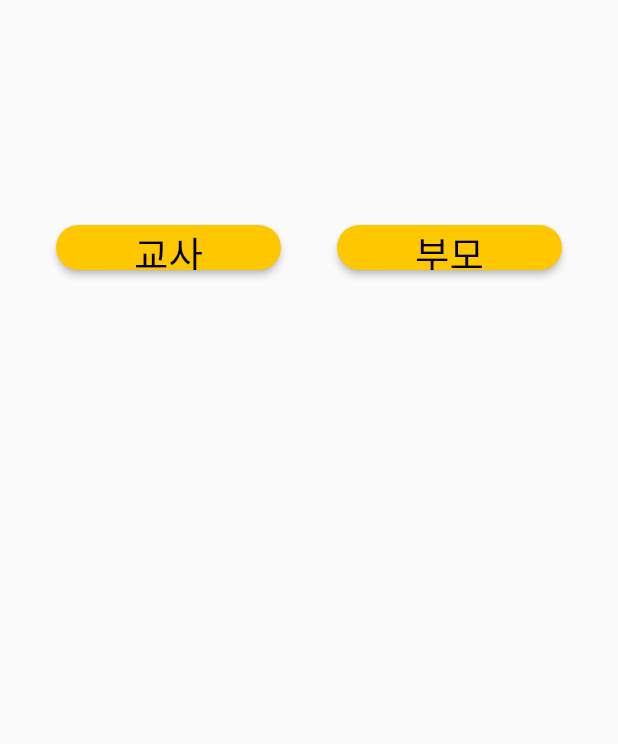
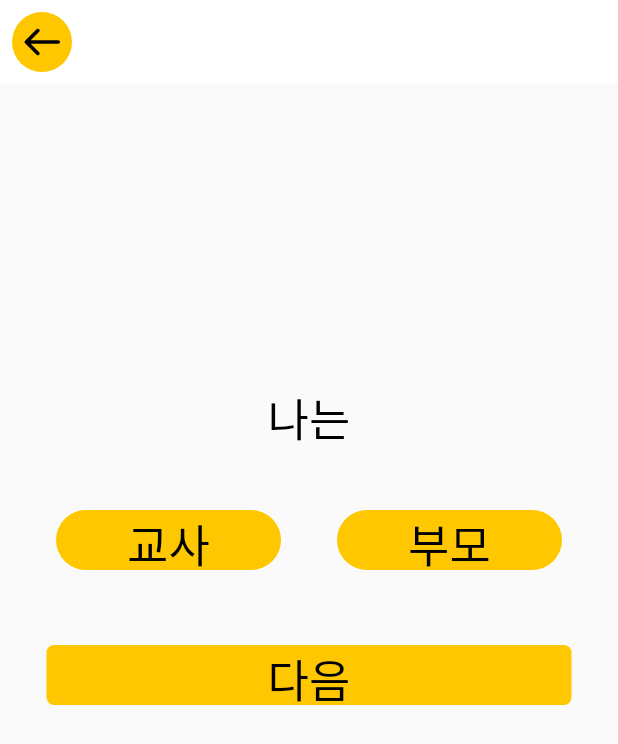
Before and after one commit to Seo-Yegyeong/FireProject, a Flutter app: the SignUpIAm screen opened directly, on a phone screen of 412 x 824 dp. Shown: the top 744 px of the screen. Run offline on Flutter 3.47's test engine with Material 2 defaults, Android fonts, the phone set to English and light mode, and no system bars; our stand-ins replace flutter_svg; Roboto replaces fonts that are missing (DoHyeon).

```diff
--- a/lib/SignUpIAm.dart
+++ b/lib/SignUpIAm.dart
@@ -1,4 +1,5 @@
 import 'package:flutter/material.dart';
+import 'package:flutter_svg/flutter_svg.dart';
 
 class SignUpIAm extends StatelessWidget {
   //const SignUpIAm({Key? key}) : super(key: key);
@@ -10,16 +11,41 @@ class SignUpIAm extends StatelessWidget {
   @override
   Widget build(BuildContext context) {
     return Scaffold(
+      appBar: AppBar(
+        backgroundColor: Colors.white,
+        elevation: 0.0,
+        leading: IconButton(
+          icon: SvgPicture.asset("assets/Icons/BackButton.svg"),
+          onPressed: () {
+
+          },
+        ),
+      ),
       body: Column(
         children: <Widget>[
+          const SizedBox(
+            height: 200,
+          ),
+          Center(
+            child: Text("나는", style: TextStyle(
+              fontFamily: "DoHyeon",
+              fontSize: 30.0,
+              color: Color(0xFF000000),
+            ),
+            ),
+
+          ),
+
           SizedBox(
-            height: 150,
+            height: 40,
           ),
           Row(
             mainAxisAlignment: MainAxisAlignment.spaceEvenly,
             children: [
+
+
               Container(
-                height: 30,
+                height: 40,
                 width: 150,
                 child: ElevatedButton(
                   onPressed: () {
@@ -27,22 +53,23 @@ class SignUpIAm extends StatelessWidget {
                   },
                   child: Text('교사', style: TextStyle(
                     fontFamily: "DoHyeon",
-                    fontSize: 25.0,
+                    fontSize: 30.0,
                     color: Color(0xFF000000),
                   ),
                   ),
                   style: ElevatedButton.styleFrom(
+                      elevation: 0.0,
 
                       primary: Color(0xFFFFC700),
                       shape: RoundedRectangleBorder(
-                          borderRadius: BorderRadius.circular(15.0)
+                          borderRadius: BorderRadius.circular(20.0)
                       )
                   ),
                 ),
               ),
 
               Container(
-                height: 30,
+                height: 40,
                 width: 150,
                 child: ElevatedButton(
                   onPressed: () {
@@ -50,21 +77,50 @@ class SignUpIAm extends StatelessWidget {
                   },
                   child: Text('부모', style: TextStyle(
                     fontFamily: "DoHyeon",
-                    fontSize: 25.0,
+                    fontSize: 30.0,
                     color: Color(0xFF000000),
                   ),
                   ),
                   style: ElevatedButton.styleFrom(
+                      elevation: 0.0,
 
                       primary: Color(0xFFFFC700),
                       shape: RoundedRectangleBorder(
-                          borderRadius: BorderRadius.circular(15.0)
+                          borderRadius: BorderRadius.circular(20.0)
                       )
                   ),
                 ),
               ),
             ],
-          )
+          ),
+          SizedBox(
+            height: 50,
+          ),
+          Center(
+            child: Container(
+              height: 40,
+              width: 350,
+              child: ElevatedButton(
+                onPressed: () {
+                  print('Elevated button');
+                },
+                child: Text('다음', style: TextStyle(
+                  fontFamily: "DoHyeon",
+                  fontSize: 30.0,
+                  color: Color(0xFF000000),
+                ),
+                ),
+                style: ElevatedButton.styleFrom(
+                    elevation: 0.0,
+
+                    primary: Color(0xFFFFC700),
+                    shape: RoundedRectangleBorder(
+                        borderRadius: BorderRadius.circular(5.0)
+                    )
+                ),
+              ),
+            ),
+          ),
         ],
       ),
     );
--- a/pubspec.yaml
+++ b/pubspec.yaml
@@ -38,6 +38,7 @@ dependencies:
 dev_dependencies:
   flutter_test:
     sdk: flutter
+  flutter_svg: ^0.22.0
 
   # The "flutter_lints" package below contains a set of recommended lints to
   # encourage good coding practices. The lint set provided by the package is
@@ -58,8 +59,8 @@ flutter:
   uses-material-design: true
 
   # To add assets to your application, add an assets section, like this:
-  # assets:
-  #   - images/a_dot_burr.jpeg
+  assets:
+     - assets/Icons/BackButton.svg
   #   - images/a_dot_ham.jpeg
 
   # An image asset can refer to one or more resolution-specific "variants", see
```
Also changed, not shown: lib/SignUpTeacherNamePage.dart (added, +110 -0 lines), lib/main.dart (+5 -4 lines), assets/Icons/BackButton.svg (added), pubspec.lock.
